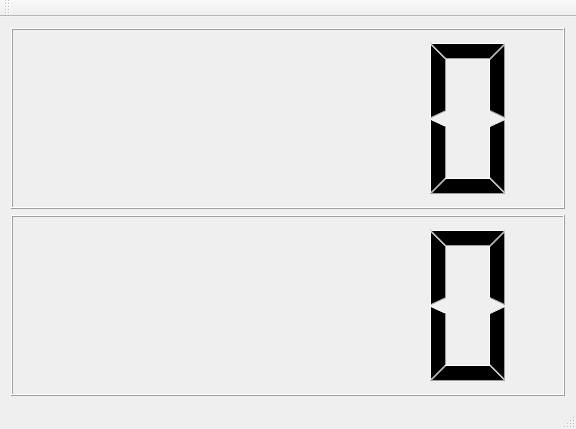
indirection42/gobang, file mainwindow.ui: the form before one commit.
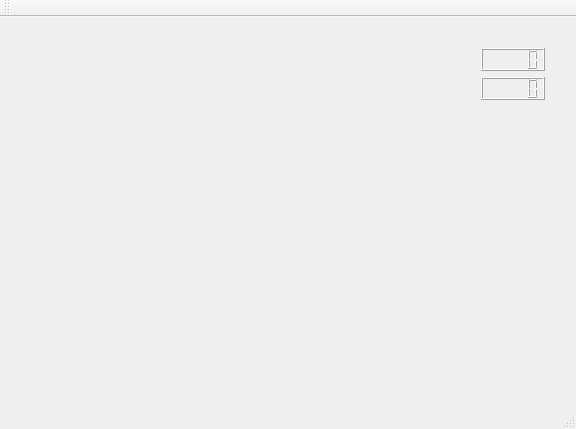
The form after the commit.

Diff of the .ui file:
```diff
--- a/mainwindow.ui
+++ b/mainwindow.ui
@@ -14,8 +14,26 @@
    <string>MainWindow</string>
   </property>
   <widget class="QWidget" name="centralWidget">
-   <layout class="QGridLayout" name="gridLayout">
-    <item row="0" column="0">
+   <widget class="QWidget" name="gridLayoutWidget">
+    <property name="geometry">
+     <rect>
+      <x>60</x>
+      <y>20</y>
+      <width>361</width>
+      <height>291</height>
+     </rect>
+    </property>
+    <layout class="QGridLayout" name="gridLayout"/>
+   </widget>
+   <widget class="QWidget" name="">
+    <property name="geometry">
+     <rect>
+      <x>470</x>
+      <y>20</y>
+      <width>66</width>
+      <height>62</height>
+     </rect>
+    </property>
      <layout class="QVBoxLayout" name="verticalLayout" stretch="0,0">
       <property name="sizeConstraint">
        <enum>QLayout::SetFixedSize</enum>
@@ -41,15 +59,7 @@
        </widget>
       </item>
      </layout>
-    </item>
-    <item row="1" column="0">
-     <layout class="QVBoxLayout" name="verticalLayout_2">
-      <property name="sizeConstraint">
-       <enum>QLayout::SetFixedSize</enum>
-      </property>
-     </layout>
-    </item>
-   </layout>
+   </widget>
   </widget>
   <widget class="QMenuBar" name="menuBar">
    <property name="geometry">
```
Lines whose indentation alone changed are shown as unchanged.
